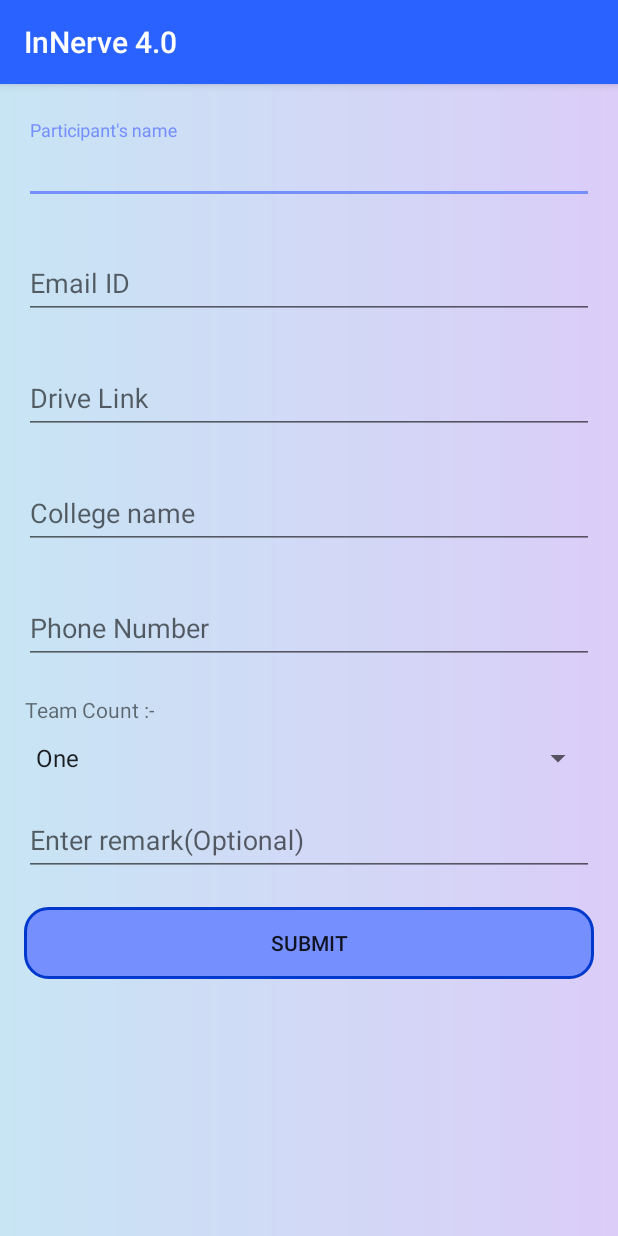
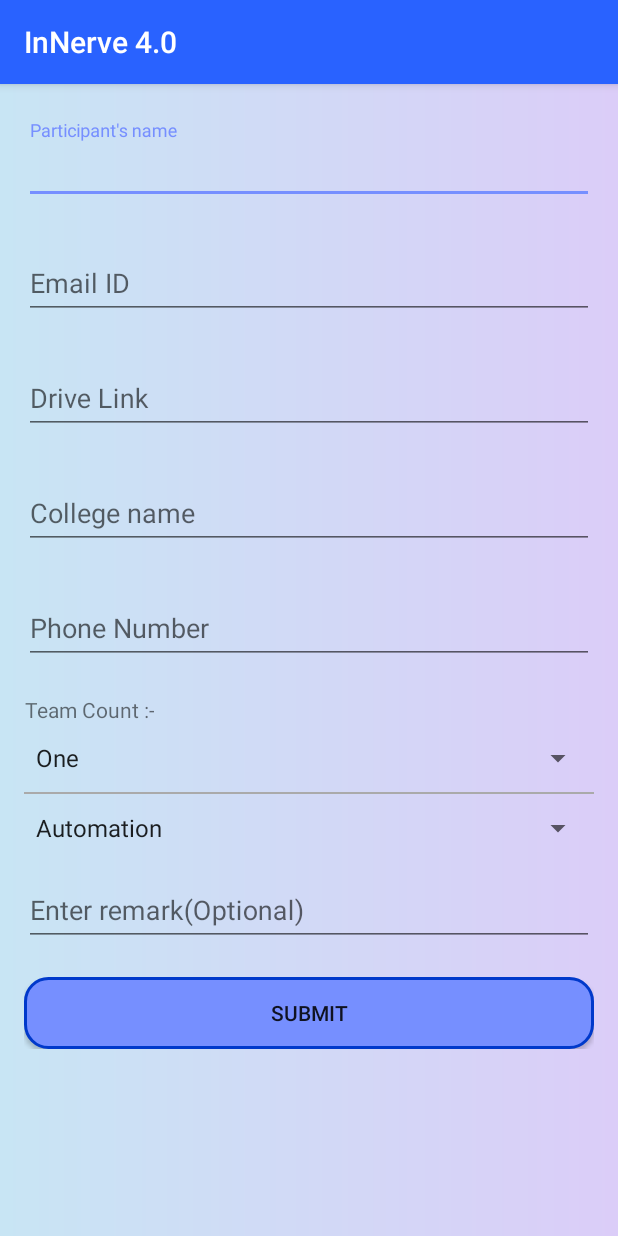
Before and after one commit to surya91521/InNerveApp, an Android app: the ParticipantRegistration screen opened directly, with no data from a screen before it, on a phone screen of 412 x 824 dp. Run offline under Robolectric (Android 15) with nearby library versions, the phone set to English and light mode, and no system bars; our stand-ins replace Firebase (no records; nobody signed in at launch, a user with empty details on screens opened directly).

Commit message:
Added theme option

```diff
--- a/app/src/main/java/com/example/innerveapp/ParticipantRegistration.java
+++ b/app/src/main/java/com/example/innerveapp/ParticipantRegistration.java
@@ -43,6 +43,7 @@ public class ParticipantRegistration extends AppCompatActivity {
     private TextInputLayout textInputpNumber;
     private TextInputLayout textInputRemark;
     private Spinner spinner;
+    private Spinner theme;
 
     private TextInputLayout second;
     private TextInputLayout third;
@@ -101,6 +102,22 @@ public class ParticipantRegistration extends AppCompatActivity {
             @Override
             public void onNothingSelected(AdapterView<?> adapterView) {
                 showTeamMemberEditText(0);
+            }
+        });
+
+        theme = findViewById(R.id.spinner2);
+        ArrayAdapter<CharSequence> adapter1 = ArrayAdapter.createFromResource(this, R.array.Theme, android.R.layout.simple_spinner_item);
+        adapter1.setDropDownViewResource(android.R.layout.simple_spinner_dropdown_item);
+        theme.setAdapter(adapter1);
+        theme.setOnItemSelectedListener(new AdapterView.OnItemSelectedListener() {
+            @Override
+            public void onItemSelected(AdapterView<?> adapterView, View view, int i, long l) {
+
+            }
+
+            @Override
+            public void onNothingSelected(AdapterView<?> adapterView) {
+
             }
         });
     }
@@ -192,6 +209,10 @@ public class ParticipantRegistration extends AppCompatActivity {
         participant.put("self_registered", true);
 
         String remark = textInputRemark.getEditText().getText().toString();
+
+        String themeString = theme.getSelectedItem().toString();
+
+        participant.put("theme", themeString);
 
         if(!remark.isEmpty())
         {
--- a/app/src/main/res/layout/activity_participant_registration.xml
+++ b/app/src/main/res/layout/activity_participant_registration.xml
@@ -154,6 +154,17 @@
                     app:errorEnabled="true" />
             </android.support.design.widget.TextInputLayout>
 
+            <View
+                android:layout_width="match_parent"
+                android:layout_height="1dp"
+                android:background="@android:color/darker_gray"/>
+
+            <Spinner
+                android:id="@+id/spinner2"
+                android:layout_width="match_parent"
+                android:layout_height="45dp"
+                android:gravity="center_horizontal" />
+
             <android.support.design.widget.TextInputLayout
                 android:id="@+id/remark"
                 android:layout_width="match_parent"
--- a/app/src/main/res/values/strings.xml
+++ b/app/src/main/res/values/strings.xml
@@ -27,6 +27,14 @@
         <item>Four</item>
         <item>Not Decided</item>
     </string-array>
+    <string-array name="Theme">
+        <item>Automation</item>
+        <item>Healthcare</item>
+        <item>AI / ML</item>
+        <item>Smart City</item>
+        <item>Cyber Security</item>
+        <item>Blockchain</item>
+    </string-array>
     <string name="timelinet1">Recruitment of Our team</string>
     <string name="timelines1">The managing team was formed of first, second and third year students</string>
     <string name="timelinet2">Theme announced</string>
```
